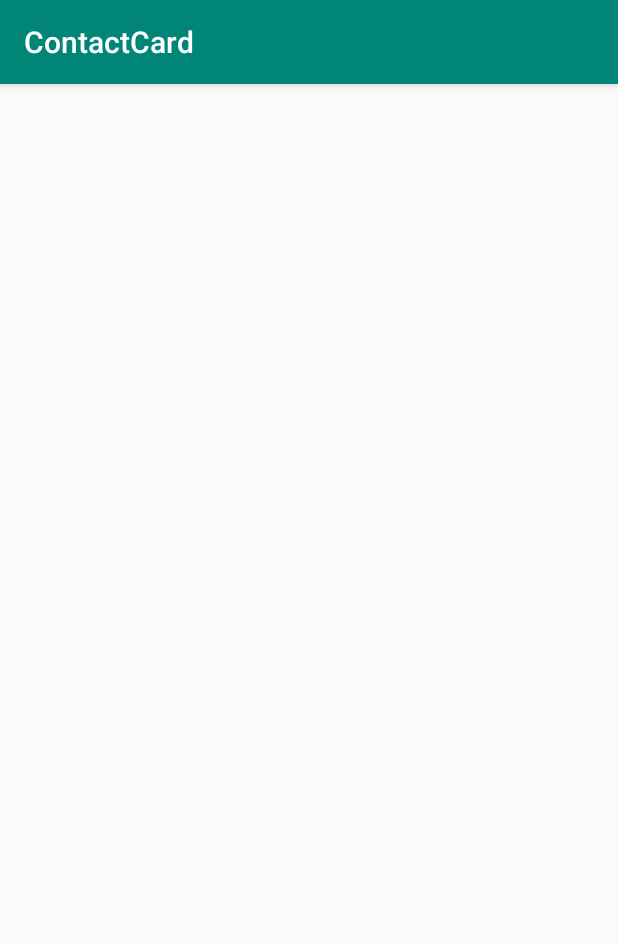
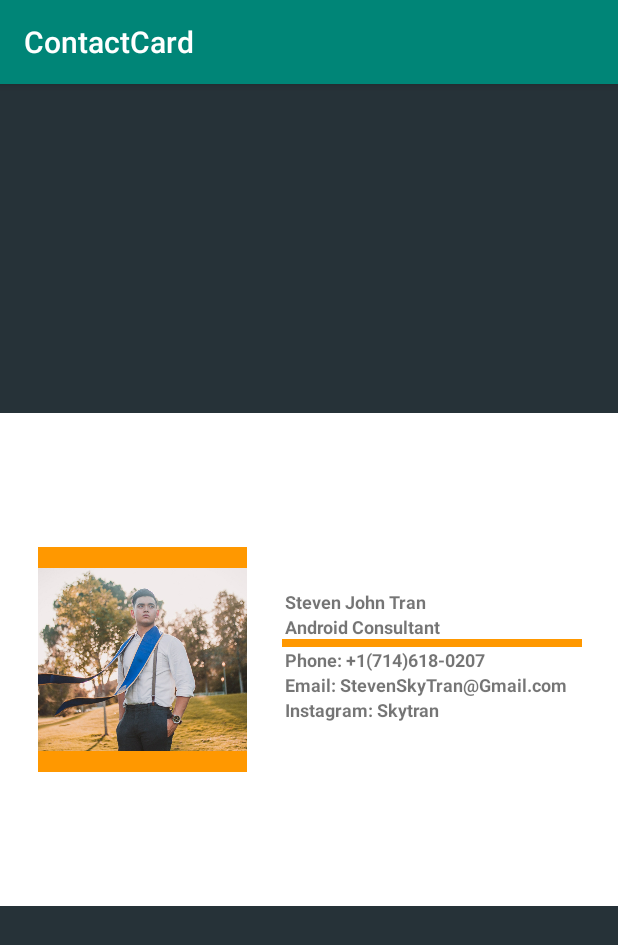
Before and after one commit to SkytranX/ContactCard, an Android app: the screen it shows after launch (ContactActivity), on a phone screen of 412 x 824 dp. Shown: the top 945 px of the screen. Run offline under Robolectric (Android 15) with nearby library versions, the phone set to English and light mode, and no system bars.

Commit message:
ContactsDraft

```diff
--- a/app/src/main/AndroidManifest.xml
+++ b/app/src/main/AndroidManifest.xml
@@ -15,4 +15,5 @@
             </intent-filter>
         </activity>
     </application>
+
 </manifest>
--- a/app/src/main/res/layout/contact_screen.xml
+++ b/app/src/main/res/layout/contact_screen.xml
@@ -1,6 +1,139 @@
 <?xml version="1.0" encoding="utf-8"?>
+
 <LinearLayout xmlns:android="http://schemas.android.com/apk/res/android"
+    xmlns:app="http://schemas.android.com/apk/res-auto"
     android:orientation="vertical" android:layout_width="match_parent"
-    android:layout_height="match_parent">
+    android:layout_height="match_parent"
+    android:background="@color/blue_grey_900"
+    android:weightSum="7">
+
+
+    <LinearLayout
+        android:layout_width="match_parent"
+        android:layout_height="0dp"
+        android:layout_weight="2"
+        android:orientation="horizontal">
+
+    </LinearLayout>
+    <LinearLayout
+        android:layout_width="match_parent"
+        android:layout_height="0dp"
+        android:layout_weight="3"
+        android:orientation="horizontal"
+        android:background="@color/white"
+        android:weightSum="5">
+        <LinearLayout
+            android:layout_width="0dp"
+            android:layout_height="match_parent"
+            android:orientation="vertical"
+            android:layout_weight="2"
+            android:background="@color/white"
+            android:paddingLeft="25dp">
+            <RelativeLayout
+                android:layout_width="match_parent"
+                android:layout_height="match_parent">
+                <ImageView
+                    android:id="@+id/ProfileImage"
+                    android:layout_width="wrap_content"
+                    android:layout_height="150dp"
+                    app:srcCompat="@drawable/pimage"
+                    android:layout_centerVertical="true"
+                    android:background="@color/orange_500"
+                    />
+
+
+            </RelativeLayout>
+
+        </LinearLayout>
+        <LinearLayout
+            android:layout_width="0dp"
+            android:layout_height="match_parent"
+            android:orientation="vertical"
+            android:layout_weight="3">
+            <RelativeLayout
+                android:layout_width="match_parent"
+                android:layout_height="match_parent"
+                >
+                <TextView
+                    android:id="@+id/Name"
+                    android:layout_width="fill_parent"
+                    android:layout_height="wrap_content"
+                    android:text="Steven John Tran"
+                    android:textSize="12sp"
+                    android:paddingLeft="25dp"
+                    android:textStyle="bold"
+                    android:layout_above="@+id/JobTitle"
+                    android:layout_centerHorizontal="true"/>
+                <TextView
+                    android:id="@+id/JobTitle"
+                    android:layout_width="fill_parent"
+                    android:layout_height="wrap_content"
+                    android:text="Android Consultant"
+                    android:textSize="12sp"
+                    android:paddingLeft="25dp"
+                    android:textStyle="bold"
+                    android:layout_above="@id/Line"
+                    android:layout_centerHorizontal="true"/>
+                <TextView
+                    android:id="@+id/Line"
+                    android:layout_width="200dp"
+                    android:layout_height="5dp"
+                    android:textSize="12sp"
+                    android:paddingLeft="25dp"
+                    android:textStyle="bold"
+                    android:layout_above="@id/Number"
+                    android:layout_centerHorizontal="true"
+                    android:background="@color/orange_500"/>
+
+                <TextView
+                    android:id="@+id/Email"
+                    android:layout_width="fill_parent"
+                    android:layout_height="wrap_content"
+                    android:text="Email: StevenSkyTran@Gmail.com"
+                    android:textSize="12sp"
+                    android:textStyle="bold"
+                    android:paddingLeft="25dp"
+                    android:layout_below="@+id/Number"
+                    />
+
+
+                <TextView
+                    android:layout_width="fill_parent"
+                    android:layout_height="wrap_content"
+                    android:id="@+id/Number"
+                    android:text="Phone: +1(714)618-0207"
+                    android:textSize="12sp"
+                    android:paddingLeft="25dp"
+                    android:textStyle="bold"
+                    android:layout_centerVertical="true"
+                    android:layout_centerHorizontal="true"
+                    />
+                <TextView
+                    android:id="@+id/Instagram"
+                    android:layout_width="fill_parent"
+                    android:layout_height="wrap_content"
+                    android:paddingLeft="25dp"
+                    android:text="Instagram: Skytran"
+                    android:textSize="12sp"
+                    android:textStyle="bold"
+                    android:layout_below="@id/Email"
+                    />
+
+
+
+            </RelativeLayout>
+
+        </LinearLayout>
+
+    </LinearLayout>
+    <LinearLayout
+        android:layout_width="match_parent"
+        android:layout_height="0dp"
+        android:layout_weight="2"
+        android:orientation="horizontal">
+
+    </LinearLayout>
+
+
 
 </LinearLayout>
```
Also changed, not shown: app/src/main/res/drawable-v24/pimage.jpg (added).
